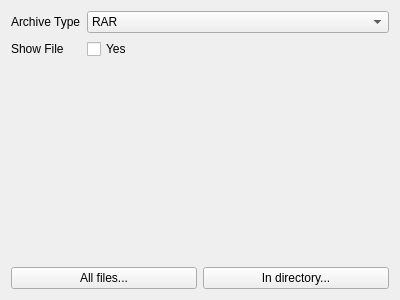
First picture: the form in src/app/ComicMaker.ui, repository sptrakesh/pictureviewer, before the edit.
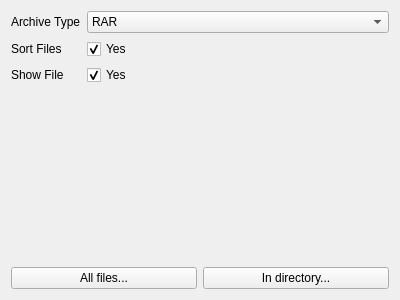
Second picture: the form after the edit.

Commit message: Added comic book tool. Changed to subdirs project to include QArchive library.

The edit to the form file:
```diff
--- a/src/app/ComicMaker.ui
+++ b/src/app/ComicMaker.ui
@@ -57,7 +57,7 @@
        <item row="1" column="0">
         <widget class="QLabel" name="label_2">
          <property name="text">
-          <string>Show File</string>
+          <string>Sort Files</string>
          </property>
         </widget>
        </item>
@@ -65,6 +65,26 @@
         <widget class="QCheckBox" name="showFiles">
          <property name="text">
           <string>Yes</string>
+         </property>
+         <property name="checked">
+          <bool>true</bool>
+         </property>
+        </widget>
+       </item>
+       <item row="2" column="0">
+        <widget class="QLabel" name="label_3">
+         <property name="text">
+          <string>Show File</string>
+         </property>
+        </widget>
+       </item>
+       <item row="2" column="1">
+        <widget class="QCheckBox" name="showFile">
+         <property name="text">
+          <string>Yes</string>
+         </property>
+         <property name="checked">
+          <bool>true</bool>
          </property>
         </widget>
        </item>
```
Left out of the diff: 7 changed lines with no effect on the pictures. The commit also changes 17 other files.
